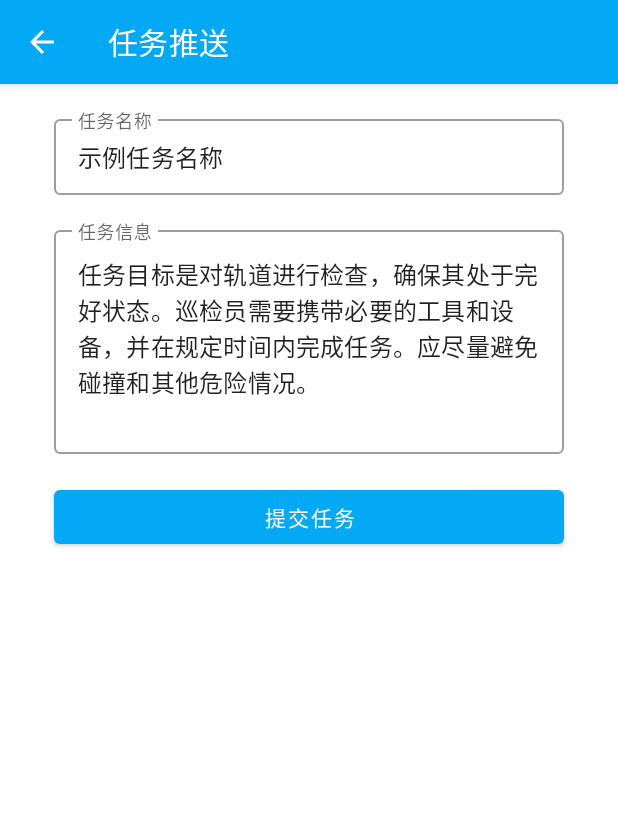
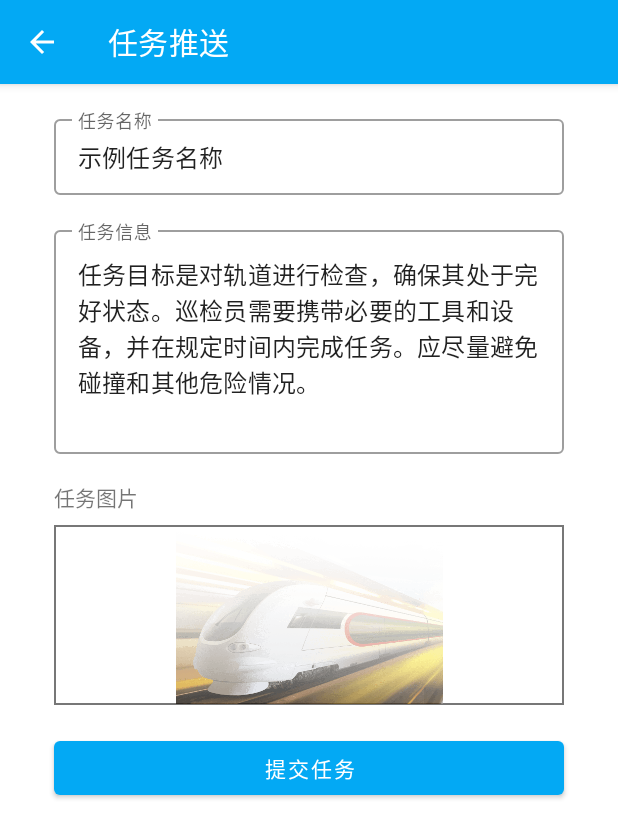
Before and after one commit to William-Vage/Metro, an Android app: the TaskFragment screen opened through its navigation route, on a phone screen of 412 x 824 dp. Shown: the top 838 px of the screen. Run offline under Robolectric (Android 15) with nearby library versions, the light colour scheme and no system bars; our stand-ins replace Dagger/Hilt's generated code, data binding; libraries missing offline, so code that uses them is left out: org.bouncycastle.util; 2 statements that could not run were skipped.

Commit message:
为任务推送界面添加默认图片

```diff
--- a/app/src/main/java/com/jiemaibj/metro/data/model/Task.kt
+++ b/app/src/main/java/com/jiemaibj/metro/data/model/Task.kt
@@ -6,4 +6,5 @@ import kotlinx.serialization.Serializable
 data class Task(
     var name: String,
     var description: String,
+    var image: String? = null,
 )
--- a/app/src/main/java/com/jiemaibj/metro/ui/task/TaskViewModel.kt
+++ b/app/src/main/java/com/jiemaibj/metro/ui/task/TaskViewModel.kt
@@ -1,16 +1,21 @@
 package com.jiemaibj.metro.ui.task
 
 import android.content.Context
+import android.graphics.Bitmap
+import android.graphics.BitmapFactory
+import android.view.View
 import androidx.lifecycle.MutableLiveData
 import androidx.lifecycle.ViewModel
 import androidx.lifecycle.viewModelScope
 import com.jiemaibj.metro.R
 import com.jiemaibj.metro.data.model.Task
+import com.jiemaibj.metro.utilities.toBase64String
 import dagger.hilt.android.lifecycle.HiltViewModel
 import dagger.hilt.android.qualifiers.ApplicationContext
 import kotlinx.coroutines.launch
 import kotlinx.serialization.encodeToString
 import kotlinx.serialization.json.Json
+import java.io.ByteArrayOutputStream
 import javax.inject.Inject
 
 @HiltViewModel
@@ -24,12 +29,18 @@ class TaskViewModel @Inject constructor(@ApplicationContext context: Context) :
     )
     val dialog = MutableLiveData<String?>()
 
-    fun submit() {
+    fun submit(view: View) {
+        val bitmap = BitmapFactory.decodeResource(view.context.resources, R.drawable.main_cover)
+        val image = ByteArrayOutputStream().let {
+            bitmap.compress(Bitmap.CompressFormat.PNG, 100, it)
+            it.toByteArray().toBase64String()
+        }
         viewModelScope.launch {
             // encrypts task data here
+            task.value = task.value!!.copy(image = image)
             val json = Json.encodeToString(task.value)
             // pops up dialog
-            dialog.value = json
+            dialog.value = json.substring(0, 200)
         }
     }
 }
--- /dev/null
+++ b/app/src/main/res/drawable/bg_border.xml
@@ -0,0 +1,7 @@
+<?xml version="1.0" encoding="UTF-8"?>
+<shape xmlns:android="http://schemas.android.com/apk/res/android">
+    <solid android:color="#FFFFFF" />
+    <stroke android:width="1dp" android:color="#777" />
+    <padding android:left="1dp" android:top="1dp" android:right="1dp"
+        android:bottom="1dp" />
+</shape>
--- a/app/src/main/res/layout/fragment_task.xml
+++ b/app/src/main/res/layout/fragment_task.xml
@@ -98,15 +98,37 @@
                     android:text="@={viewModel.task.description}" />
             </com.google.android.material.textfield.TextInputLayout>
 
+            <com.google.android.material.textview.MaterialTextView
+                android:id="@+id/imageTextView"
+                android:layout_width="0dp"
+                android:layout_height="wrap_content"
+                android:layout_marginTop="18dp"
+                android:text="@string/prompt_task_image"
+                app:layout_constraintEnd_toEndOf="@id/endGuideline"
+                app:layout_constraintStart_toStartOf="@id/startGuideline"
+                app:layout_constraintTop_toBottomOf="@id/taskDescriptionInputLayout" />
+
+            <ImageView
+                android:id="@+id/taskImageView"
+                android:layout_marginTop="8dp"
+                android:layout_width="0dp"
+                android:layout_height="120dp"
+                android:src="@drawable/main_cover"
+                android:background="@drawable/bg_border"
+                app:layout_constraintEnd_toEndOf="@id/endGuideline"
+                app:layout_constraintStart_toStartOf="@id/startGuideline"
+                app:layout_constraintTop_toBottomOf="@id/imageTextView"
+                android:contentDescription="@string/prompt_task_image" />
+
             <com.google.android.material.button.MaterialButton
                 android:layout_width="0dp"
                 android:layout_height="wrap_content"
                 android:layout_marginTop="18dp"
-                android:onClick="@{(v) -> viewModel.submit()}"
+                android:onClick="@{viewModel.submit}"
                 android:text="@string/action_submit_task"
                 app:layout_constraintEnd_toEndOf="@id/endGuideline"
                 app:layout_constraintStart_toStartOf="@id/startGuideline"
-                app:layout_constraintTop_toBottomOf="@id/taskDescriptionInputLayout" />
+                app:layout_constraintTop_toBottomOf="@id/taskImageView" />
 
         </androidx.constraintlayout.widget.ConstraintLayout>
 
--- a/app/src/main/res/values/strings.xml
+++ b/app/src/main/res/values/strings.xml
@@ -15,4 +15,5 @@
     <string name="example_task_name">示例任务名称</string>
     <string name="example_task_description">任务目标是对轨道进行检查，确保其处于完好状态。巡检员需要携带必要的工具和设备，并在规定时间内完成任务。应尽量避免碰撞和其他危险情况。</string>
     <string name="action_submit_task">提交任务</string>
+    <string name="prompt_task_image">任务图片</string>
 </resources>
```
